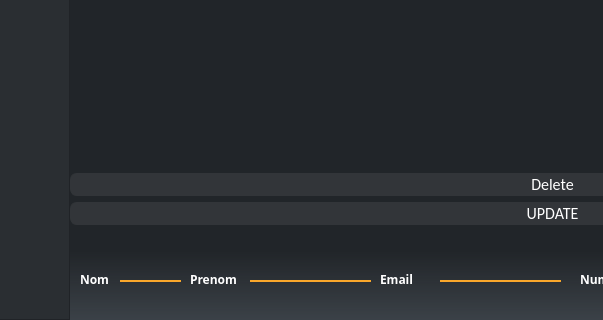
The window that mainwindow.ui (Hamzabensaid/ProjetControl) describes before a commit, drawn with Qt 5; both pictures show x 160 to 763 and y 375 to 695 of the 1195 by 695 pixel window.
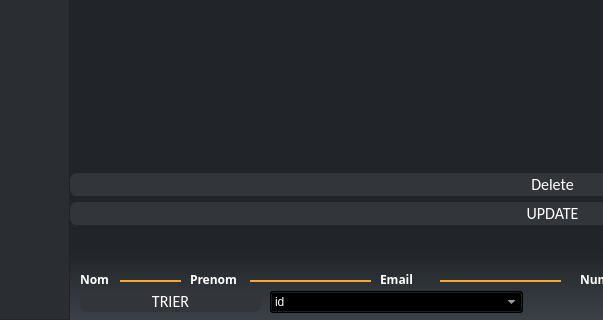
The same window after the commit. The open tabs and pages were chosen to show the change.

The edit to the form file:
```diff
--- a/mainwindow.ui
+++ b/mainwindow.ui
@@ -1046,6 +1046,85 @@
               <string>Nom</string>
              </property>
             </widget>
+            <widget class="QPushButton" name="TriClientButton">
+             <property name="geometry">
+              <rect>
+               <x>10</x>
+               <y>40</y>
+               <width>181</width>
+               <height>21</height>
+              </rect>
+             </property>
+             <property name="styleSheet">
+              <string notr="true">QPushButton
+{
+	background-color:rgb(50, 53, 57);
+	border-style:solid;
+	border-radius:7px;
+	border-width:1px;
+border-color: rgb(50, 53, 57);
+	color:#ffffff;
+	font-size:16px;
+font-family:Calibri;
+}
+
+QPushButton:hover
+{
+	background-color: #00000000;
+	border-color: rgb(30, 227, 0);
+	/*color:rgb(30, 227, 0);*/
+}
+
+QPushButton:focus
+{
+	background-color:  rgb(30, 227, 0);
+	border-color: rgba(30, 227, 0,0);
+	color:rgb(255, 255, 255);
+}
+</string>
+             </property>
+             <property name="text">
+              <string>TRIER</string>
+             </property>
+            </widget>
+            <widget class="QComboBox" name="ClientTriComboBox">
+             <property name="geometry">
+              <rect>
+               <x>200</x>
+               <y>40</y>
+               <width>253</width>
+               <height>22</height>
+              </rect>
+             </property>
+             <property name="styleSheet">
+              <string notr="true">color: rgb(255, 255, 255);</string>
+             </property>
+             <item>
+              <property name="text">
+               <string>id</string>
+              </property>
+             </item>
+             <item>
+              <property name="text">
+               <string>nom</string>
+              </property>
+             </item>
+             <item>
+              <property name="text">
+               <string>prenom</string>
+              </property>
+             </item>
+             <item>
+              <property name="text">
+               <string>numero</string>
+              </property>
+             </item>
+             <item>
+              <property name="text">
+               <string>email</string>
+              </property>
+             </item>
+            </widget>
            </widget>
           </item>
          </layout>
```
Left out of the diff: 22 changed lines with no effect on the pictures.
